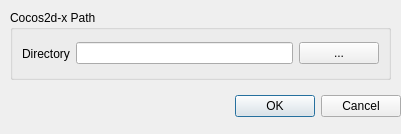
Before: the Qt Designer form src/preferencesdialog.ui in ricardoquesada/cocos2d-console-gui, drawn with Qt 5.
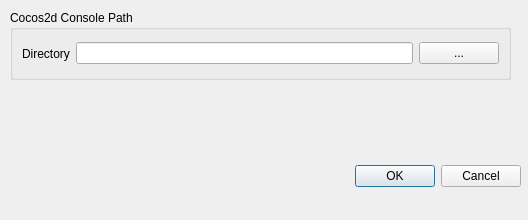
After: the same form once the commit is applied.

Commit message: better cocos path detection

```diff
--- a/src/preferencesdialog.ui
+++ b/src/preferencesdialog.ui
@@ -6,8 +6,8 @@
    <rect>
     <x>0</x>
     <y>0</y>
-    <width>401</width>
-    <height>134</height>
+    <width>528</width>
+    <height>220</height>
    </rect>
   </property>
   <property name="windowTitle">
@@ -17,8 +17,8 @@
    <property name="geometry">
     <rect>
      <x>20</x>
-     <y>90</y>
-     <width>381</width>
+     <y>160</y>
+     <width>501</width>
      <height>32</height>
     </rect>
    </property>
@@ -34,12 +34,12 @@
     <rect>
      <x>10</x>
      <y>10</y>
-     <width>381</width>
+     <width>501</width>
      <height>70</height>
     </rect>
    </property>
    <property name="title">
-    <string>Cocos2d-x Path</string>
+    <string>Cocos2d Console Path</string>
    </property>
    <layout class="QHBoxLayout" name="horizontalLayout">
     <item>
```
The commit also changes 3 other files.
